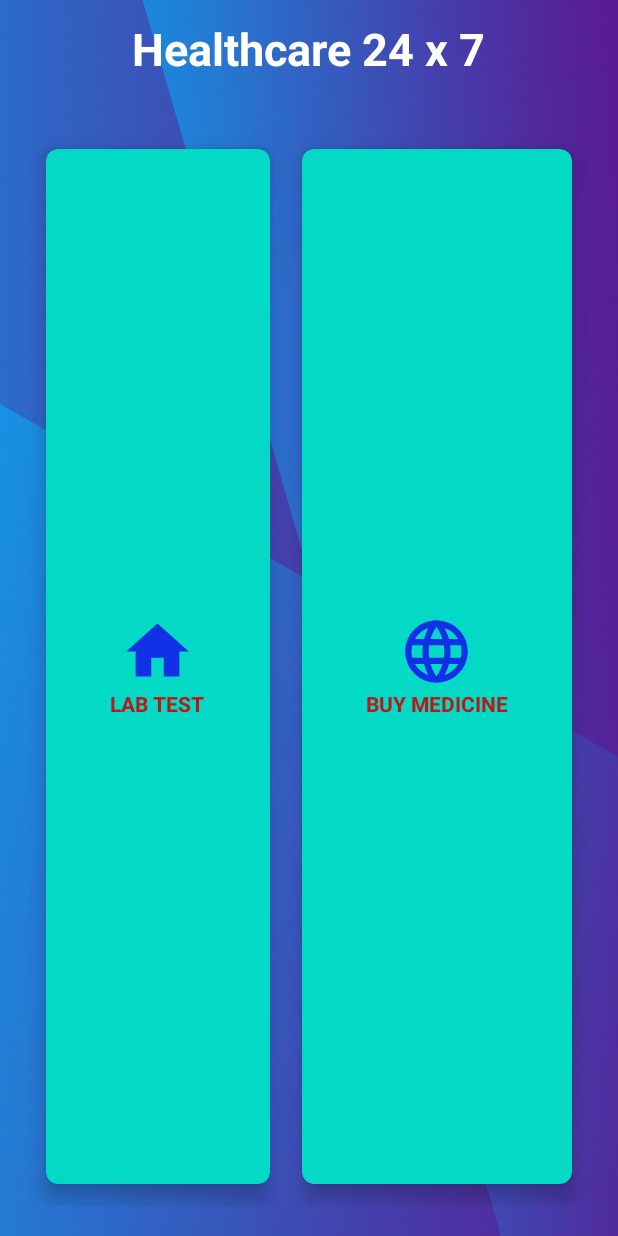
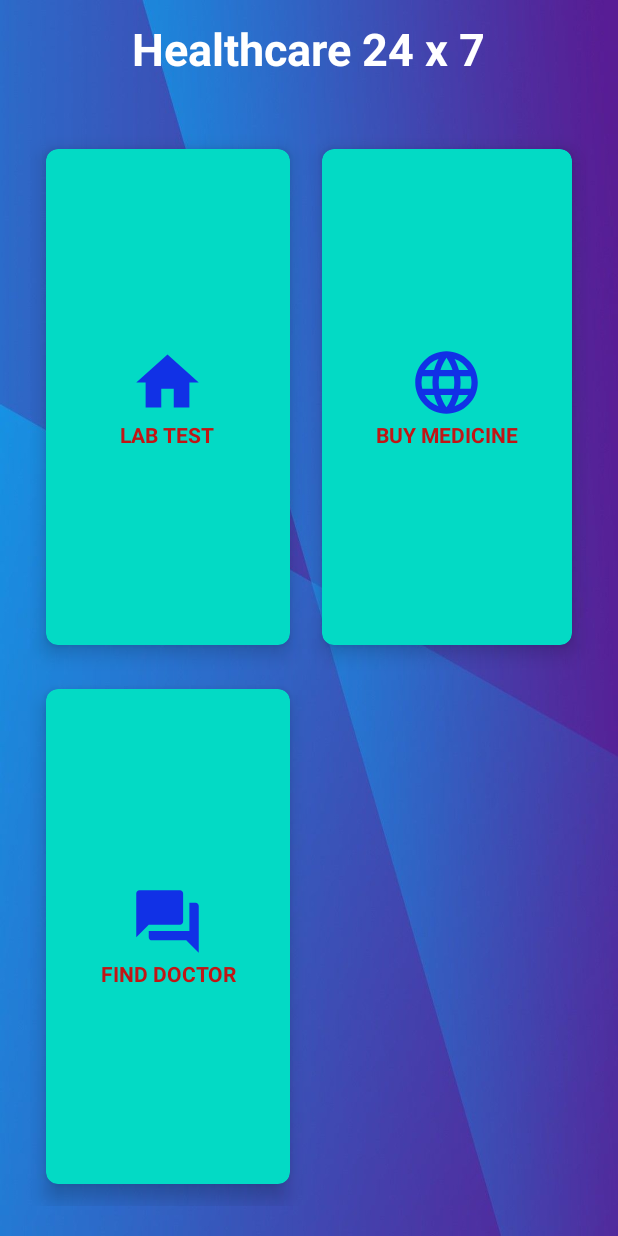
Before and after one commit to bhashana99/Healthcare-app-mobile, an Android app: the HomeActivity screen opened directly, with no data from a screen before it, on a phone screen of 412 x 824 dp. Run offline under Robolectric (Android 15) with nearby library versions, the phone set to English and light mode, and no system bars.

Commit message:
design find doctor card

```diff
--- a/app/src/main/res/layout/activity_home.xml
+++ b/app/src/main/res/layout/activity_home.xml
@@ -106,6 +106,44 @@
             </LinearLayout>
 
         </androidx.cardview.widget.CardView>
+        <androidx.cardview.widget.CardView
+            android:id="@+id/cardFindDoctor"
+            android:layout_width="wrap_content"
+            android:layout_height="wrap_content"
+            android:layout_column="0"
+            android:layout_row="1"
+            android:layout_columnWeight="1"
+            android:layout_rowWeight="1"
+            android:layout_gravity="fill"
+            app:cardBackgroundColor="@color/teal_200"
+            app:cardCornerRadius="8dp"
+            app:cardElevation="8dp"
+            app:cardUseCompatPadding="true"
+            >
+            <LinearLayout
+                android:layout_width="wrap_content"
+                android:layout_height="wrap_content"
+                android:layout_gravity="center_vertical|center"
+                android:gravity="center"
+                android:orientation="vertical">
+                <ImageView
+                    android:layout_width="wrap_content"
+                    android:layout_height="wrap_content"
+                    android:src="@drawable/chat"
+
+                    />
+                <TextView
+                    android:layout_width="wrap_content"
+                    android:layout_height="wrap_content"
+                    android:text="FIND DOCTOR"
+                    android:textAlignment="center"
+                    android:textColor="@color/colorRed"
+                    android:textStyle="bold"
+
+                    />
+            </LinearLayout>
+
+        </androidx.cardview.widget.CardView>
 
     </GridLayout>
 
```
